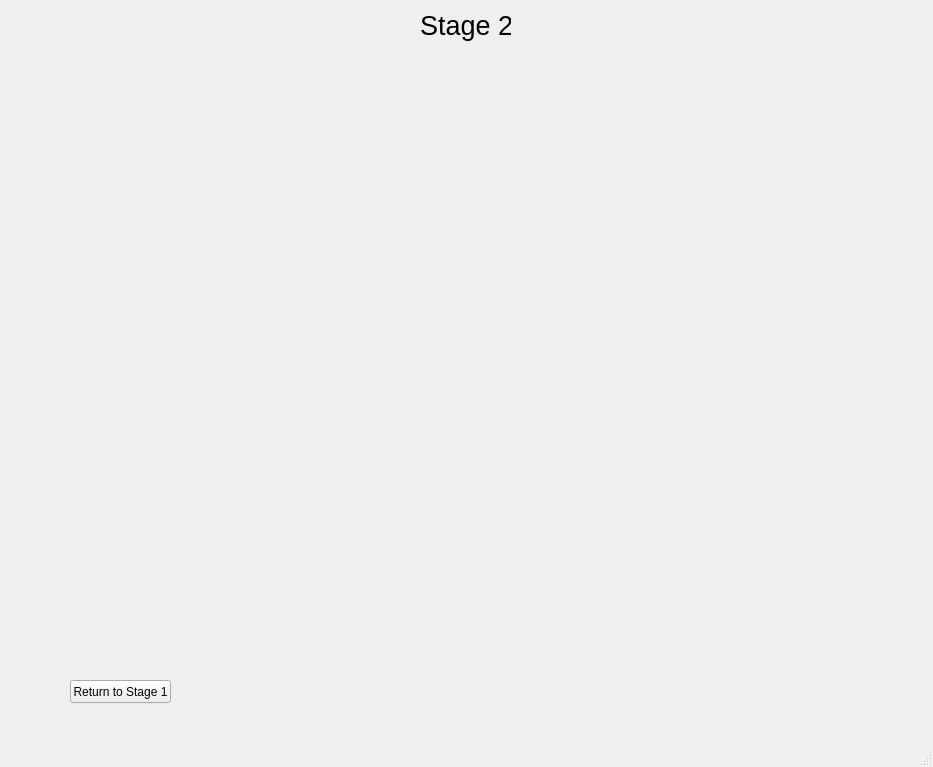
The window that TP4/Ejercicio1-FilterTool/filterTool/designer/filterToolWindow.ui (benjacarlos/TC-Grupo6) describes before a commit, drawn with Qt 5.
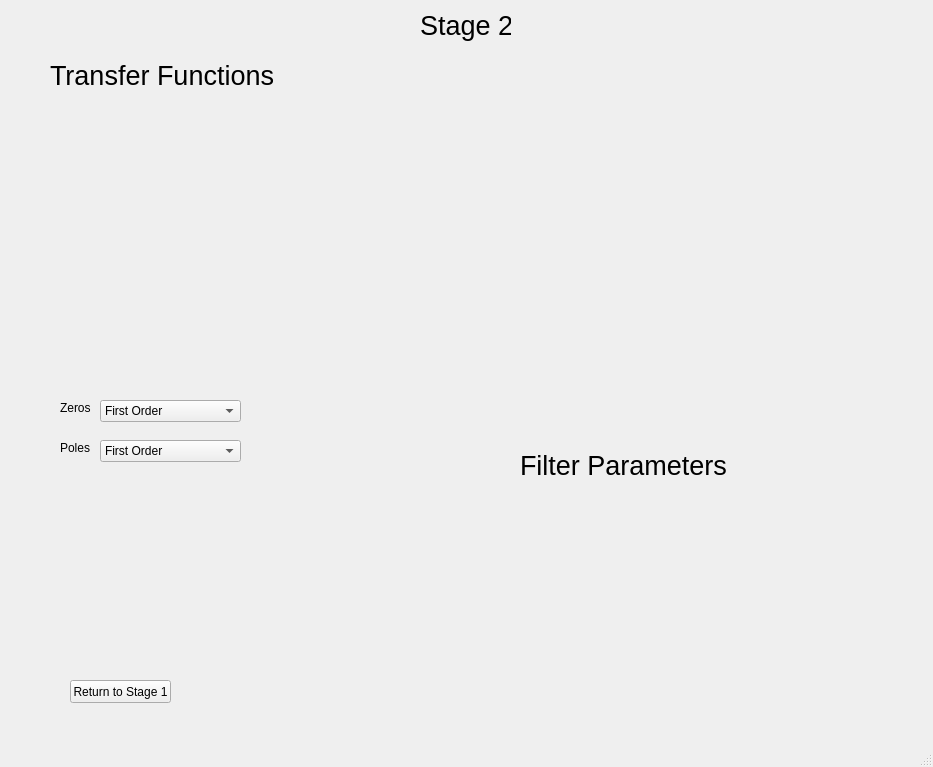
The same window after the commit. The open tabs and pages were chosen to show the change. Custom widgets are drawn as their Qt base class.

The edit to the form file:
```diff
--- a/TP4/Ejercicio1-FilterTool/filterTool/designer/filterToolWindow.ui
+++ b/TP4/Ejercicio1-FilterTool/filterTool/designer/filterToolWindow.ui
@@ -20,7 +20,7 @@
       <x>10</x>
       <y>10</y>
       <width>901</width>
-      <height>721</height>
+      <height>711</height>
      </rect>
     </property>
     <property name="currentIndex">
@@ -471,6 +471,138 @@
        <string>Return to Stage 1</string>
       </property>
      </widget>
+     <widget class="QWidget" name="parametersInfo" native="true">
+      <property name="geometry">
+       <rect>
+        <x>450</x>
+        <y>470</y>
+        <width>351</width>
+        <height>201</height>
+       </rect>
+      </property>
+     </widget>
+     <widget class="filterToolPlotStage2" name="widget_2" native="true">
+      <property name="geometry">
+       <rect>
+        <x>330</x>
+        <y>30</y>
+        <width>550</width>
+        <height>381</height>
+       </rect>
+      </property>
+     </widget>
+     <widget class="QLabel" name="parametersInfoLabel">
+      <property name="geometry">
+       <rect>
+        <x>510</x>
+        <y>440</y>
+        <width>211</width>
+        <height>31</height>
+       </rect>
+      </property>
+      <property name="font">
+       <font>
+        <pointsize>20</pointsize>
+       </font>
+      </property>
+      <property name="text">
+       <string>Filter Parameters</string>
+      </property>
+     </widget>
+     <widget class="QLabel" name="parametersInfoLabel_2">
+      <property name="geometry">
+       <rect>
+        <x>40</x>
+        <y>50</y>
+        <width>231</width>
+        <height>31</height>
+       </rect>
+      </property>
+      <property name="font">
+       <font>
+        <pointsize>20</pointsize>
+       </font>
+      </property>
+      <property name="text">
+       <string>Transfer Functions</string>
+      </property>
+     </widget>
+     <widget class="QWidget" name="widget_3" native="true">
+      <property name="geometry">
+       <rect>
+        <x>10</x>
+        <y>80</y>
+        <width>301</width>
+        <height>301</height>
+       </rect>
+      </property>
+     </widget>
+     <widget class="QComboBox" name="zeroTransferFunctionOrder">
+      <property name="geometry">
+       <rect>
+        <x>90</x>
+        <y>390</y>
+        <width>141</width>
+        <height>22</height>
+       </rect>
+      </property>
+      <item>
+       <property name="text">
+        <string>First Order</string>
+       </property>
+      </item>
+      <item>
+       <property name="text">
+        <string>Second Order</string>
+       </property>
+      </item>
+     </widget>
+     <widget class="QComboBox" name="poleTransferFunctionOrder">
+      <property name="geometry">
+       <rect>
+        <x>90</x>
+        <y>430</y>
+        <width>141</width>
+        <height>22</height>
+       </rect>
+      </property>
+      <item>
+       <property name="text">
+        <string>First Order</string>
+       </property>
+      </item>
+      <item>
+       <property name="text">
+        <string>Second Order</string>
+       </property>
+      </item>
+     </widget>
+     <widget class="QLabel" name="zeroLabel">
+      <property name="geometry">
+       <rect>
+        <x>50</x>
+        <y>390</y>
+        <width>41</width>
+        <height>16</height>
+       </rect>
+      </property>
+      <property name="text">
+       <string>Zeros</string>
+      </property>
+     </widget>
+     <widget class="QLabel" name="poleLabel">
+      <property name="geometry">
+       <rect>
+        <x>50</x>
+        <y>430</y>
+        <width>31</width>
+        <height>16</height>
+       </rect>
+      </property>
+      <property name="text">
+       <string>Poles</string>
+      </property>
+     </widget>
     </widget>
    </widget>
   </widget>
@@ -493,6 +625,12 @@
    <header>filtertoolplot.h</header>
    <container>1</container>
   </customwidget>
+  <customwidget>
+   <class>filterToolPlotStage2</class>
+   <extends>QWidget</extends>
+   <header>filtertoolplotstage2.h</header>
+   <container>1</container>
+  </customwidget>
  </customwidgets>
  <resources/>
  <connections/>
```
Left out of the diff: 4 changed lines with no effect on the pictures.
